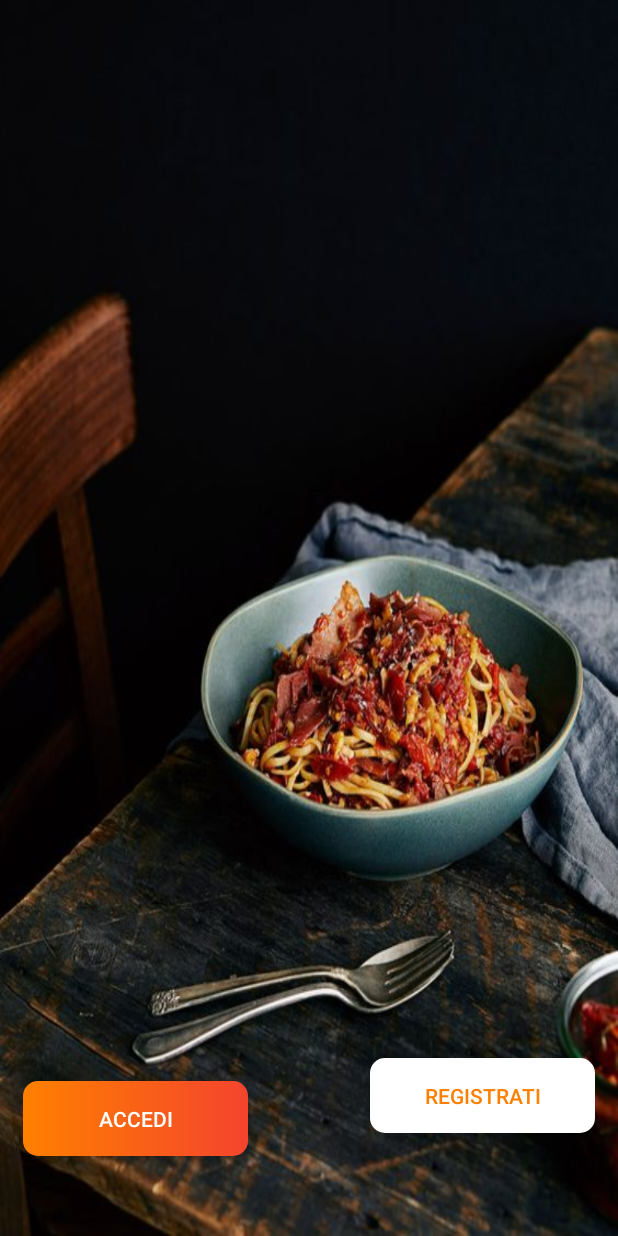
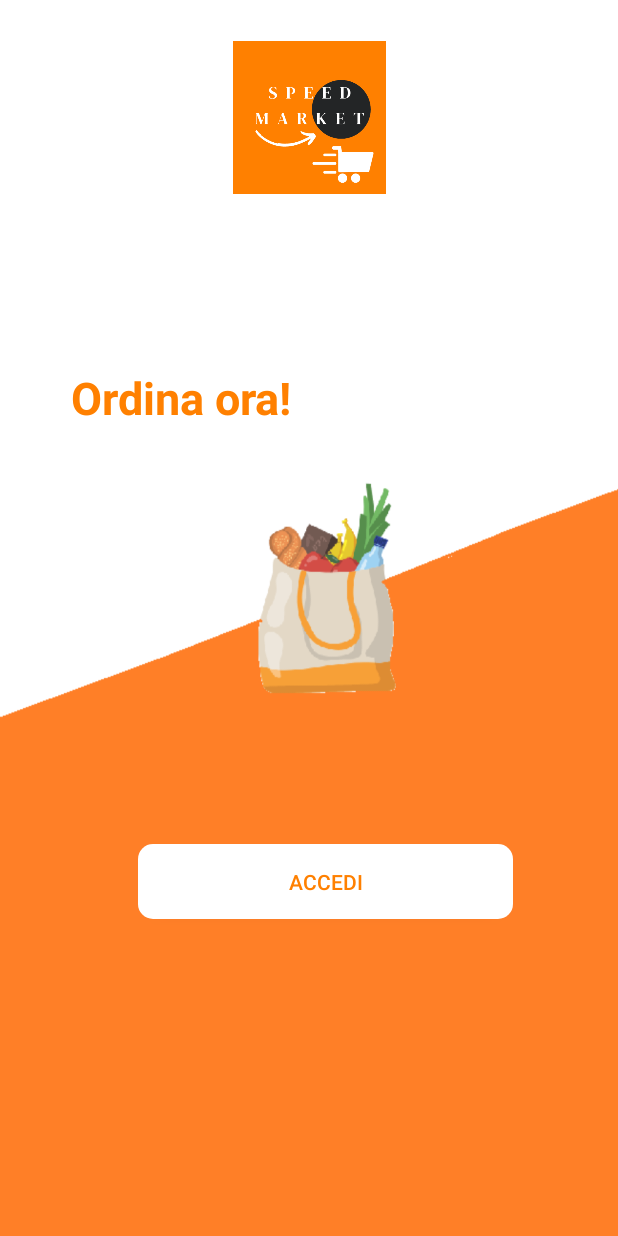
Before and after one commit to Andreafaccenda/ShopTogether, an Android app: the screen it shows after launch (MainActivity), on a phone screen of 412 x 824 dp. Run offline under Robolectric (Android 15) with nearby library versions, the phone set to English and light mode, and no system bars.

Commit message:
modifica main_activity

```diff
--- a/app/src/main/AndroidManifest.xml
+++ b/app/src/main/AndroidManifest.xml
@@ -10,8 +10,9 @@
         android:supportsRtl="true"
         android:theme="@style/Theme.ShopTogether">
         <activity
-            android:name=".HomeActivity"
-            android:exported="false">
+            android:name=".activity.HomeActivity"
+            android:exported="false"
+            android:theme="@style/AppTheme.noActionBar">
             <meta-data
                 android:name="android.app.lib_name"
                 android:value="" />
--- a/app/src/main/java/com/example/speedmarket/activity/MainActivity.kt
+++ b/app/src/main/java/com/example/speedmarket/activity/MainActivity.kt
@@ -8,7 +8,10 @@ import android.os.Bundle
 import android.os.Handler
 import android.view.WindowInsets
 import android.view.WindowManager
+import androidx.fragment.app.Fragment
+import com.example.speedmarket.R
 import com.example.speedmarket.databinding.ActivityMainBinding
+import com.example.speedmarket.fragment.login.RegistrazioneUtenteFragment
 
 class MainActivity : AppCompatActivity() {
 
@@ -43,11 +46,12 @@ class MainActivity : AppCompatActivity() {
             startActivity(Intent(this@MainActivity,LoginActivity::class.java))
             finish()
         }
-        binding.btnRegistrati.setOnClickListener(){
-          /*  val uri = Uri.parse("tel:8005551234")
+
+
+        /* val uri = Uri.parse("tel:8005551234")
             intent = Intent(Intent.ACTION_DIAL, uri)
             startActivity(intent)
             finish()*/
-        }
+
     }
 }
--- a/app/src/main/res/drawable/ic_baseline_shopping_cart_24.xml
+++ b/app/src/main/res/drawable/ic_baseline_shopping_cart_24.xml
@@ -1,4 +1,4 @@
-<vector android:height="24dp" android:tint="#FFFFFF"
+<vector android:height="24dp" android:tint="@color/colorBackgroundOrange"
     android:viewportHeight="24" android:viewportWidth="24"
     android:width="24dp" xmlns:android="http://schemas.android.com/apk/res/android">
     <path android:fillColor="@android:color/white" android:pathData="M7,18c-1.1,0 -1.99,0.9 -1.99,2S5.9,22 7,22s2,-0.9 2,-2 -0.9,-2 -2,-2zM1,2v2h2l3.6,7.59 -1.35,2.45c-0.16,0.28 -0.25,0.61 -0.25,0.96 0,1.1 0.9,2 2,2h12v-2L7.42,15c-0.14,0 -0.25,-0.11 -0.25,-0.25l0.03,-0.12 0.9,-1.63h7.45c0.75,0 1.41,-0.41 1.75,-1.03l3.58,-6.49c0.08,-0.14 0.12,-0.31 0.12,-0.48 0,-0.55 -0.45,-1 -1,-1L5.21,4l-0.94,-2L1,2zM17,18c-1.1,0 -1.99,0.9 -1.99,2s0.89,2 1.99,2 2,-0.9 2,-2 -0.9,-2 -2,-2z"/>
--- a/app/src/main/res/layout/activity_login.xml
+++ b/app/src/main/res/layout/activity_login.xml
@@ -5,6 +5,7 @@
     android:layout_width="match_parent"
     android:layout_height="match_parent"
     android:background="@drawable/sfondo_login"
+    android:orientation="vertical"
     tools:context=".activity.LoginActivity">
 
 
--- a/app/src/main/res/layout/activity_main.xml
+++ b/app/src/main/res/layout/activity_main.xml
@@ -4,41 +4,55 @@
     xmlns:tools="http://schemas.android.com/tools"
     android:layout_width="match_parent"
     android:layout_height="match_parent"
-    android:background="@drawable/background_splash"
+    android:background="@drawable/sfondo_main_activity"
+    android:orientation="vertical"
     tools:context="com.example.speedmarket.activity.MainActivity">
 
     <Button
         android:id="@+id/btnAccedi"
-        android:layout_width="150dp"
+        android:layout_width="250dp"
         android:layout_height="50dp"
-        android:layout_marginStart="15dp"
-        android:layout_marginTop="675dp"
-        android:layout_marginBottom="8dp"
+        android:layout_marginStart="91dp"
+        android:layout_marginTop="516dp"
+        android:layout_marginEnd="70dp"
+        android:layout_marginBottom="165dp"
         android:layout_weight="1"
-        android:background="@drawable/button_orange"
+        android:background="@drawable/button_white"
         android:text="@string/accedi"
-        android:textColor="@color/white"
+        android:textColor="@color/colorBackgroundOrange"
         app:layout_constraintBottom_toBottomOf="parent"
+        app:layout_constraintEnd_toEndOf="parent"
         app:layout_constraintStart_toStartOf="parent"
         app:layout_constraintTop_toTopOf="parent" />
 
-    <Button
-        android:id="@+id/btnRegistrati"
-        android:layout_width="150dp"
-        android:layout_height="50dp"
-        android:layout_marginTop="675dp"
-        android:layout_marginEnd="15dp"
-        android:layout_marginBottom="8dp"
-        android:background="@drawable/button_white"
-        android:text="@string/registrati"
+    <TextView
+        android:id="@+id/textView"
+        android:layout_width="185dp"
+        android:layout_height="48dp"
+        android:layout_marginStart="47dp"
+        android:layout_marginTop="222dp"
+        android:layout_marginEnd="179dp"
+        android:layout_marginBottom="247dp"
+        android:text="@string/ordina_ora"
+        android:textStyle="bold"
         android:textColor="@color/colorBackgroundOrange"
-        android:backgroundTint="@color/white"
-        app:layout_constraintBottom_toBottomOf="parent"
+        android:textSize="30dp"
+        app:layout_constraintBottom_toTopOf="@+id/btnAccedi"
         app:layout_constraintEnd_toEndOf="parent"
-        app:layout_constraintHorizontal_bias="1.0"
-        app:layout_constraintStart_toEndOf="@+id/btnAccedi"
+        app:layout_constraintStart_toStartOf="parent"
+        app:layout_constraintTop_toTopOf="parent" />
+
+    <ImageView
+        android:id="@+id/imageView"
+        android:layout_width="122dp"
+        android:layout_height="102dp"
+        android:layout_marginTop="16dp"
+        android:layout_marginBottom="104dp"
+        app:layout_constraintBottom_toTopOf="@+id/textView"
+        app:layout_constraintEnd_toEndOf="parent"
+        app:layout_constraintStart_toStartOf="parent"
         app:layout_constraintTop_toTopOf="parent"
-        app:layout_constraintVertical_bias="0.333" />
+        app:srcCompat="@drawable/speed_market_logo" />
 
 
 </androidx.constraintlayout.widget.ConstraintLayout>
--- a/app/src/main/res/layout/fragment_accedi.xml
+++ b/app/src/main/res/layout/fragment_accedi.xml
@@ -4,6 +4,7 @@
     xmlns:tools="http://schemas.android.com/tools"
     android:layout_width="match_parent"
     android:layout_height="match_parent"
+    android:orientation="vertical"
     android:background="@drawable/sfondo_login"
     tools:context=".fragment.login.AccediFragment">
 
--- a/app/src/main/res/layout/fragment_registrazione_utente.xml
+++ b/app/src/main/res/layout/fragment_registrazione_utente.xml
@@ -4,6 +4,7 @@
     xmlns:tools="http://schemas.android.com/tools"
     android:layout_width="match_parent"
     android:layout_height="match_parent"
+    android:orientation="vertical"
     android:background="@drawable/sfondo_login"
     tools:context=".fragment.login.RegistrazioneUtenteFragment">
 
--- a/app/src/main/res/values/strings.xml
+++ b/app/src/main/res/values/strings.xml
@@ -28,5 +28,6 @@
     <string name="cognome">Cognome</string>
     <string name="conferma_password">Ripeti password</string>
     <string name="messaggio_registrazione_corretta">Ti sei registrato correttamente</string>
+    <string name="ordina_ora">Ordina ora!</string>
 
 </resources>
```
Also changed, not shown: app/src/main/res/drawable/sfondo_main_activity.png (added).
